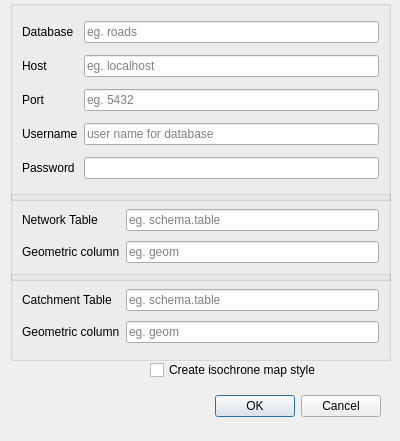
First picture: the form in iso/gui/ui/isochrone_dialog_base.ui, repository Samweli/isochrones, before the edit.
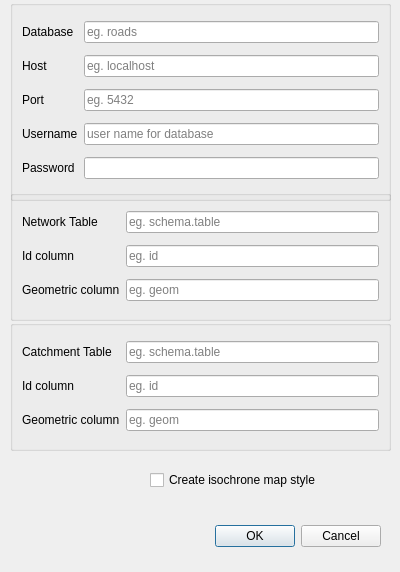
Second picture: the form after the edit.

```diff
--- a/iso/gui/ui/isochrone_dialog_base.ui
+++ b/iso/gui/ui/isochrone_dialog_base.ui
@@ -7,7 +7,7 @@
     <x>0</x>
     <y>0</y>
     <width>400</width>
-    <height>441</height>
+    <height>572</height>
    </rect>
   </property>
   <property name="windowTitle">
@@ -17,7 +17,7 @@
    <property name="geometry">
     <rect>
      <x>40</x>
-     <y>390</y>
+     <y>520</y>
      <width>341</width>
      <height>32</height>
     </rect>
@@ -198,7 +198,7 @@
      <x>10</x>
      <y>190</y>
      <width>381</width>
-     <height>91</height>
+     <height>131</height>
     </rect>
    </property>
    <property name="sizePolicy">
@@ -239,7 +239,7 @@
     <item row="2" column="0">
      <widget class="QLabel" name="input_network_file_label_6">
       <property name="text">
-       <string>Geometric column</string>
+       <string>Id column</string>
       </property>
      </widget>
     </item>
@@ -255,7 +255,7 @@
        <string/>
       </property>
       <property name="placeholderText">
-       <string>eg. geom</string>
+       <string>eg. id</string>
       </property>
      </widget>
     </item>
@@ -266,13 +266,36 @@
       </property>
      </widget>
     </item>
+    <item row="3" column="0">
+     <widget class="QLabel" name="input_network_file_label_8">
+      <property name="text">
+       <string>Geometric column</string>
+      </property>
+     </widget>
+    </item>
+    <item row="3" column="1">
+     <widget class="QLineEdit" name="network_geom_column_2">
+      <property name="sizePolicy">
+       <sizepolicy hsizetype="MinimumExpanding" vsizetype="Fixed">
+        <horstretch>0</horstretch>
+        <verstretch>0</verstretch>
+       </sizepolicy>
+      </property>
+      <property name="text">
+       <string/>
+      </property>
+      <property name="placeholderText">
+       <string>eg. geom</string>
+      </property>
+     </widget>
+    </item>
    </layout>
   </widget>
   <widget class="QCheckBox" name="style">
    <property name="geometry">
     <rect>
      <x>150</x>
-     <y>360</y>
+     <y>470</y>
      <width>235</width>
      <height>20</height>
     </rect>
@@ -285,9 +308,9 @@
    <property name="geometry">
     <rect>
      <x>10</x>
-     <y>270</y>
+     <y>320</y>
      <width>381</width>
-     <height>91</height>
+     <height>131</height>
     </rect>
    </property>
    <property name="sizePolicy">
@@ -306,14 +329,14 @@
     <bool>false</bool>
    </property>
    <layout class="QGridLayout" name="gridLayout_6">
-    <item row="2" column="0">
+    <item row="4" column="0">
      <widget class="QLabel" name="input_network_file_label_7">
       <property name="text">
        <string>Geometric column</string>
       </property>
      </widget>
     </item>
-    <item row="2" column="1">
+    <item row="4" column="1">
      <widget class="QLineEdit" name="catchment_geom_column">
       <property name="sizePolicy">
        <sizepolicy hsizetype="MinimumExpanding" vsizetype="Fixed">
@@ -352,6 +375,29 @@
       </property>
      </widget>
     </item>
+    <item row="2" column="1">
+     <widget class="QLineEdit" name="catchment_id_column">
+      <property name="sizePolicy">
+       <sizepolicy hsizetype="MinimumExpanding" vsizetype="Fixed">
+        <horstretch>0</horstretch>
+        <verstretch>0</verstretch>
+       </sizepolicy>
+      </property>
+      <property name="text">
+       <string/>
+      </property>
+      <property name="placeholderText">
+       <string>eg. id</string>
+      </property>
+     </widget>
+    </item>
+    <item row="2" column="0">
+     <widget class="QLabel" name="input_network_file_label_9">
+      <property name="text">
+       <string>Id column</string>
+      </property>
+     </widget>
+    </item>
    </layout>
   </widget>
  </widget>
```
Left out of the diff: 2 changed lines with no effect on the pictures.
